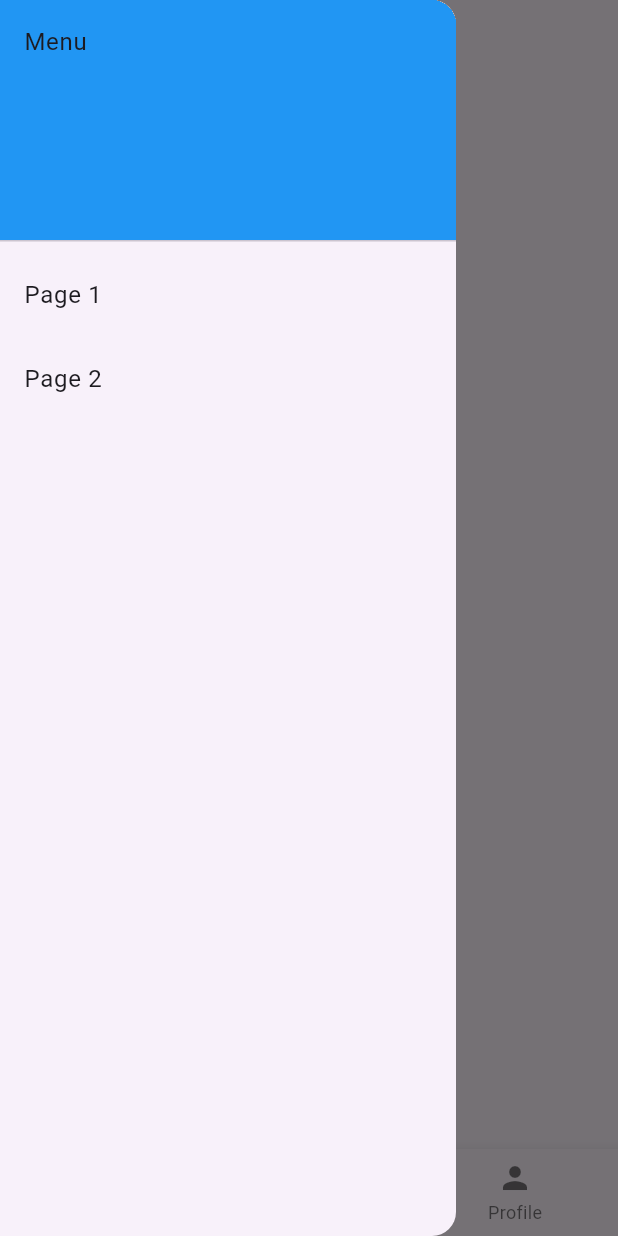
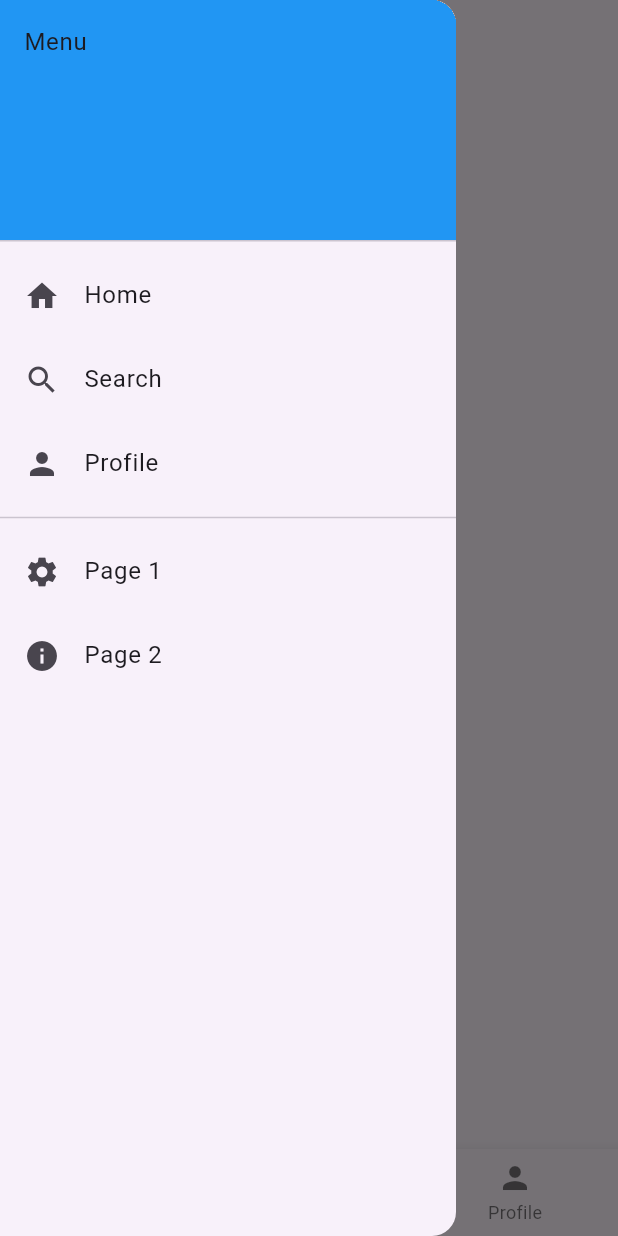
Before and after one commit to ramanshakyars/ray_of_light, a Flutter app: the MainScreen screen opened directly with empty values, with the side drawer open, on a phone screen of 412 x 824 dp. Run offline on Flutter 3.47's test engine with Material 3 defaults, Android fonts, the phone set to English and light mode, and no system bars; our stand-ins replace go_router.

Commit message:
add side menu bar

```diff
--- a/lib/main-layout.dart
+++ b/lib/main-layout.dart
@@ -1,5 +1,4 @@
 import 'package:flutter/material.dart';
-
 import 'package:go_router/go_router.dart';
 import 'package:rayoflite/routenames.dart';
 
@@ -14,10 +13,19 @@ class MainScreen extends StatefulWidget {
 
 class _MainScreenState extends State<MainScreen> {
   int _currentIndex = 0;
+  final GlobalKey<ScaffoldState> _scaffoldKey = GlobalKey<ScaffoldState>();
 
   @override
   Widget build(BuildContext context) {
     return Scaffold(
+      key: _scaffoldKey,
+      appBar: AppBar(
+        title: const Text('My App'),
+        leading: IconButton(
+          icon: const Icon(Icons.menu),
+          onPressed: () => _scaffoldKey.currentState?.openDrawer(),
+        ),
+      ),
       drawer: Drawer(
         child: ListView(
           children: [
@@ -26,6 +34,35 @@ class _MainScreenState extends State<MainScreen> {
               child: Text('Menu'),
             ),
             ListTile(
+              leading: const Icon(Icons.home),
+              title: const Text('Home'),
+              onTap: () {
+                context.go('/${RouteNames.mainApp}/home');
+                setState(() => _currentIndex = 0);
+                Navigator.pop(context);
+              },
+            ),
+            ListTile(
+              leading: const Icon(Icons.search),
+              title: const Text('Search'),
+              onTap: () {
+                context.go('/${RouteNames.mainApp}/search');
+                setState(() => _currentIndex = 1);
+                Navigator.pop(context);
+              },
+            ),
+            ListTile(
+              leading: const Icon(Icons.person),
+              title: const Text('Profile'),
+              onTap: () {
+                context.go('/${RouteNames.mainApp}/profile');
+                setState(() => _currentIndex = 2);
+                Navigator.pop(context);
+              },
+            ),
+            const Divider(),
+            ListTile(
+              leading: const Icon(Icons.settings),
               title: const Text('Page 1'),
               onTap: () {
                 context.go('/${RouteNames.mainApp}/${RouteNames.page1}');
@@ -33,6 +70,7 @@ class _MainScreenState extends State<MainScreen> {
               },
             ),
             ListTile(
+              leading: const Icon(Icons.info),
               title: const Text('Page 2'),
               onTap: () {
                 context.go('/${RouteNames.mainApp}/${RouteNames.page2}');
@@ -51,13 +89,13 @@ class _MainScreenState extends State<MainScreen> {
           });
           switch (index) {
             case 0:
-              context.go('${RouteNames.mainApp}/home');
+              context.go('/${RouteNames.mainApp}/home');
               break;
             case 1:
-              context.go('${RouteNames.mainApp}/search');
+              context.go('/${RouteNames.mainApp}/search');
               break;
             case 2:
-              context.go('${RouteNames.mainApp}/profile');
+              context.go('/${RouteNames.mainApp}/profile');
               break;
           }
         },
```
